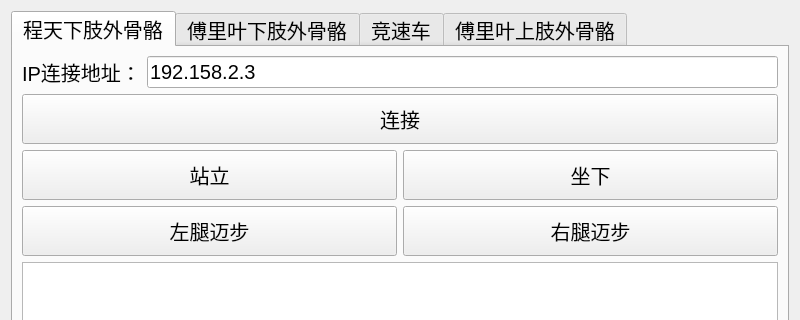
Before: the Qt Designer form metabci/braingui/Ui_Form/Control/offline_control.ui in TBC-TJU/MetaBCI, drawn with Qt 5; both pictures show x 0 to 800 and y 0 to 320 of the 800 by 650 pixel window.
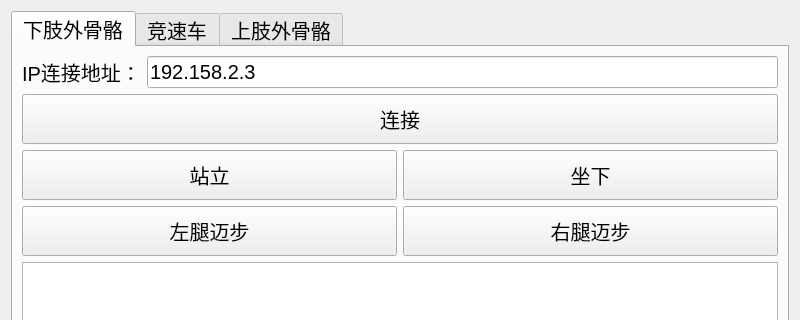
After: the same form once the commit is applied.

What changed in the file:
```diff
--- a/metabci/braingui/Ui_Form/Control/offline_control.ui
+++ b/metabci/braingui/Ui_Form/Control/offline_control.ui
@@ -26,7 +26,7 @@
      </property>
      <widget class="QWidget" name="tab">
       <attribute name="title">
-       <string>程天下肢外骨骼</string>
+       <string>下肢外骨骼</string>
       </attribute>
       <layout class="QGridLayout" name="gridLayout">
        <item row="2" column="0">
@@ -139,11 +139,6 @@
        </item>
       </layout>
      </widget>
-     <widget class="QWidget" name="tab_2">
-      <attribute name="title">
-       <string>傅里叶下肢外骨骼</string>
-      </attribute>
-     </widget>
      <widget class="QWidget" name="tab_3">
       <attribute name="title">
        <string>竞速车</string>
@@ -151,7 +146,7 @@
      </widget>
      <widget class="QWidget" name="tab_4">
       <attribute name="title">
-       <string>傅里叶上肢外骨骼</string>
+       <string>上肢外骨骼</string>
       </attribute>
      </widget>
     </widget>
```
